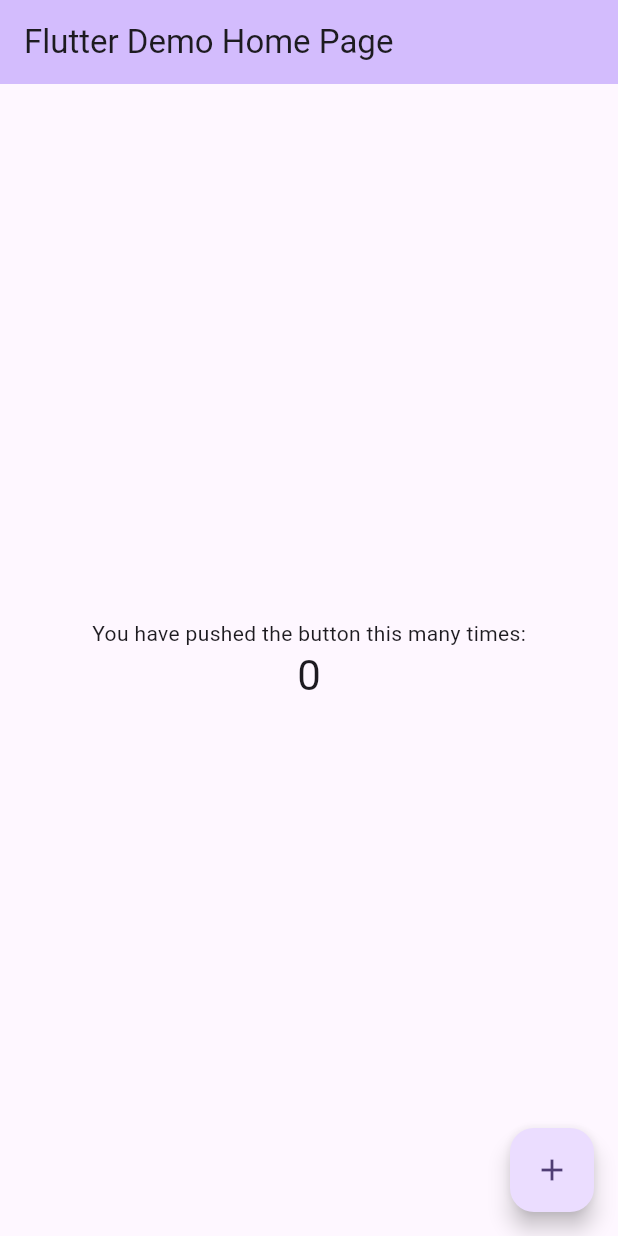
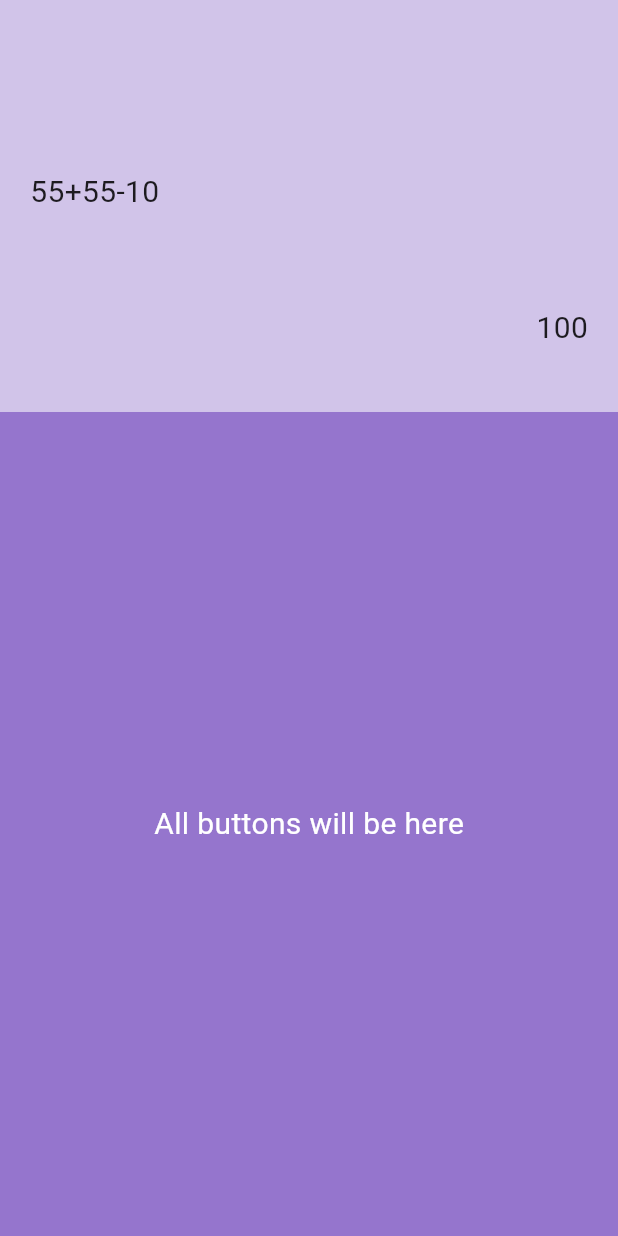
Before and after one commit to Mostafa-Moin26/Simple-Calculator-Using-Flutter, a Flutter app: the screen it shows after launch, on a phone screen of 412 x 824 dp. Run offline on Flutter 3.47's test engine with Material 3 defaults, Android fonts, the phone set to English and light mode, and no system bars.

Commit message:
main structure build

```diff
--- /dev/null
+++ b/lib/home_page.dart
@@ -0,0 +1,63 @@
+import 'package:flutter/material.dart';
+
+class HomePage extends StatefulWidget {
+  const HomePage({super.key});
+
+  @override
+  State<HomePage> createState() => _HomePageState();
+}
+
+class _HomePageState extends State<HomePage> {
+  @override
+  Widget build(BuildContext context) {
+    return Scaffold(
+      backgroundColor: Colors.deepPurple[100],
+      body: Column(
+        children: [
+          Expanded(
+            child: Column(
+              mainAxisAlignment: MainAxisAlignment.spaceEvenly,
+              children: [
+                const SizedBox(
+                  height: 50,
+                ),
+                Container(
+                  padding: const EdgeInsets.all(20),
+                  alignment: Alignment.bottomLeft,
+                  child: Text(
+                    '55+55-10',
+                    style: TextStyle(fontSize: 20),
+                  ),
+                ),
+                Container(
+                  padding: const EdgeInsets.all(20),
+                  alignment: Alignment.bottomRight,
+                  child: Text(
+                    '100',
+                    style: TextStyle(fontSize: 20),
+                  ),
+                ),
+              ],
+            ),
+          ),
+          Expanded(
+            flex: 2,
+            child: Container(
+              width: 500,
+              color: Colors.deepPurple[300],
+              child: Center(
+                child: Text(
+                  'All buttons will be here',
+                  style: TextStyle(
+                    fontSize: 20,
+                    color: Colors.white,
+                  ),
+                ),
+              ),
+            ),
+          )
+        ],
+      ),
+    );
+  }
+}
--- a/lib/main.dart
+++ b/lib/main.dart
@@ -1,125 +1,16 @@
 import 'package:flutter/material.dart';
+import 'package:simple_calculator/home_page.dart';
 
-void main() {
-  runApp(const MyApp());
-}
+void main() => runApp(MyApp());
 
 class MyApp extends StatelessWidget {
   const MyApp({super.key});
 
-  // This widget is the root of your application.
   @override
   Widget build(BuildContext context) {
     return MaterialApp(
-      title: 'Flutter Demo',
-      theme: ThemeData(
-        // This is the theme of your application.
-        //
-        // TRY THIS: Try running your application with "flutter run". You'll see
-        // the application has a purple toolbar. Then, without quitting the app,
-        // try changing the seedColor in the colorScheme below to Colors.green
-        // and then invoke "hot reload" (save your changes or press the "hot
-        // reload" button in a Flutter-supported IDE, or press "r" if you used
-        // the command line to start the app).
-        //
-        // Notice that the counter didn't reset back to zero; the application
-        // state is not lost during the reload. To reset the state, use hot
-        // restart instead.
-        //
-        // This works for code too, not just values: Most code changes can be
-        // tested with just a hot reload.
-        colorScheme: ColorScheme.fromSeed(seedColor: Colors.deepPurple),
-        useMaterial3: true,
-      ),
-      home: const MyHomePage(title: 'Flutter Demo Home Page'),
+      debugShowCheckedModeBanner: false,
+      home: HomePage(),
     );
   }
 }
-
-class MyHomePage extends StatefulWidget {
-  const MyHomePage({super.key, required this.title});
-
-  // This widget is the home page of your application. It is stateful, meaning
-  // that it has a State object (defined below) that contains fields that affect
-  // how it looks.
-
-  // This class is the configuration for the state. It holds the values (in this
-  // case the title) provided by the parent (in this case the App widget) and
-  // used by the build method of the State. Fields in a Widget subclass are
-  // always marked "final".
-
-  final String title;
-
-  @override
-  State<MyHomePage> createState() => _MyHomePageState();
-}
-
-class _MyHomePageState extends State<MyHomePage> {
-  int _counter = 0;
-
-  void _incrementCounter() {
-    setState(() {
-      // This call to setState tells the Flutter framework that something has
-      // changed in this State, which causes it to rerun the build method below
-      // so that the display can reflect the updated values. If we changed
-      // _counter without calling setState(), then the build method would not be
-      // called again, and so nothing would appear to happen.
-      _counter++;
-    });
-  }
-
-  @override
-  Widget build(BuildContext context) {
-    // This method is rerun every time setState is called, for instance as done
-    // by the _incrementCounter method above.
-    //
-    // The Flutter framework has been optimized to make rerunning build methods
-    // fast, so that you can just rebuild anything that needs updating rather
-    // than having to individually change instances of widgets.
-    return Scaffold(
-      appBar: AppBar(
-        // TRY THIS: Try changing the color here to a specific color (to
-        // Colors.amber, perhaps?) and trigger a hot reload to see the AppBar
-        // change color while the other colors stay the same.
-        backgroundColor: Theme.of(context).colorScheme.inversePrimary,
-        // Here we take the value from the MyHomePage object that was created by
-        // the App.build method, and use it to set our appbar title.
-        title: Text(widget.title),
-      ),
-      body: Center(
-        // Center is a layout widget. It takes a single child and positions it
-        // in the middle of the parent.
-        child: Column(
-          // Column is also a layout widget. It takes a list of children and
-          // arranges them vertically. By default, it sizes itself to fit its
-          // children horizontally, and tries to be as tall as its parent.
-          //
-          // Column has various properties to control how it sizes itself and
-          // how it positions its children. Here we use mainAxisAlignment to
-          // center the children vertically; the main axis here is the vertical
-          // axis because Columns are vertical (the cross axis would be
-          // horizontal).
-          //
-          // TRY THIS: Invoke "debug painting" (choose the "Toggle Debug Paint"
-          // action in the IDE, or press "p" in the console), to see the
-          // wireframe for each widget.
-          mainAxisAlignment: MainAxisAlignment.center,
-          children: <Widget>[
-            const Text(
-              'You have pushed the button this many times:',
-            ),
-            Text(
-              '$_counter',
-              style: Theme.of(context).textTheme.headlineMedium,
-            ),
-          ],
-        ),
-      ),
-      floatingActionButton: FloatingActionButton(
-        onPressed: _incrementCounter,
-        tooltip: 'Increment',
-        child: const Icon(Icons.add),
-      ), // This trailing comma makes auto-formatting nicer for build methods.
-    );
-  }
-}
```
